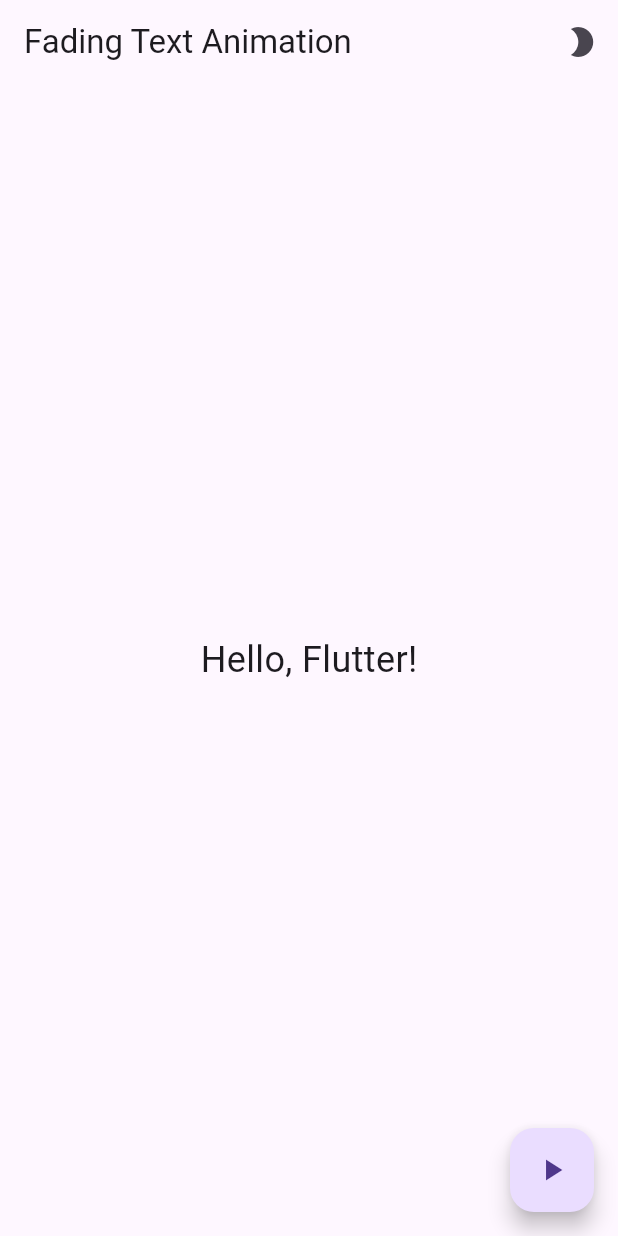
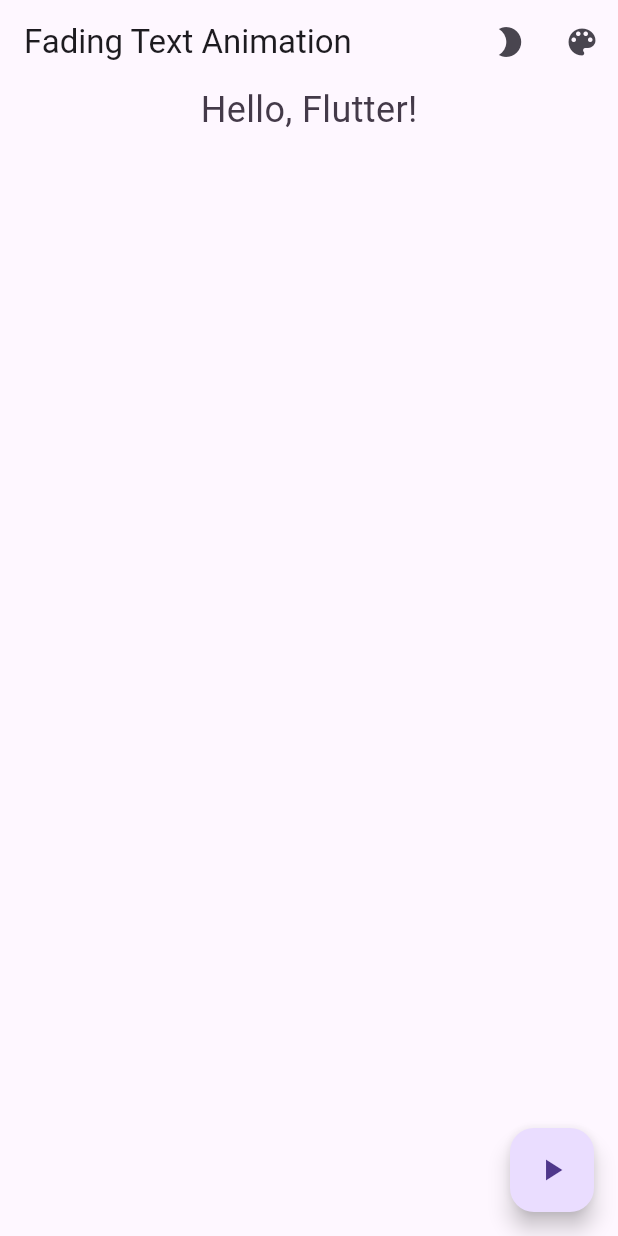
Before and after one commit to Nathan2055/csc4360-activity08-fading_text_animation, a Flutter app: the screen it shows after launch, on a phone screen of 412 x 824 dp. Run offline on Flutter 3.47's test engine with Material 3 defaults, Android fonts, the phone set to English and light mode, and no system bars; our stand-ins replace flutter_colorpicker.

Commit message:
Implement text color picker

```diff
--- a/lib/main.dart
+++ b/lib/main.dart
@@ -1,4 +1,5 @@
 import 'package:flutter/material.dart';
+import 'package:flutter_colorpicker/flutter_colorpicker.dart';
 
 void main() {
   runApp(MyApp());
@@ -17,11 +18,19 @@ class FadingTextAnimation extends StatefulWidget {
 }
 
 class _FadingTextAnimationState extends State<FadingTextAnimation> {
+  // Variables for light and dark mode toggle
   ThemeMode _themeMode = ThemeMode.light;
   bool darkMode = false;
 
+  // Variables and callback for color picker
+  Color pickerColor = Color(0xff443a49);
+  Color currentColor = Color(0xff443a49);
+  void changeColor(Color color) {
+    setState(() => pickerColor = color);
+  }
+
+  // Variables and callback for text visibility
   bool _isVisible = true;
-
   void toggleVisibility() {
     setState(() {
       _isVisible = !_isVisible;
@@ -56,13 +65,45 @@ class _FadingTextAnimationState extends State<FadingTextAnimation> {
                 });
               },
             ),
+            IconButton(
+              icon: const Icon(Icons.color_lens),
+              tooltip: 'Set a text color',
+              onPressed: () => showDialog<String>(
+                context: context,
+                builder: (BuildContext context) => AlertDialog(
+                  title: const Text('Pick a text color!'),
+                  content: SingleChildScrollView(
+                    child: ColorPicker(
+                      pickerColor: pickerColor,
+                      onColorChanged: changeColor,
+                    ),
+                  ),
+                  actions: <Widget>[
+                    ElevatedButton(
+                      child: const Text('Text color set!'),
+                      onPressed: () {
+                        setState(() => currentColor = pickerColor);
+                        Navigator.of(context).pop();
+                      },
+                    ),
+                  ],
+                ),
+              ),
+            ),
           ],
         ),
         body: Center(
-          child: AnimatedOpacity(
-            opacity: _isVisible ? 1.0 : 0.0,
-            duration: Duration(seconds: 1),
-            child: Text('Hello, Flutter!', style: TextStyle(fontSize: 24)),
+          child: Column(
+            children: [
+              AnimatedOpacity(
+                opacity: _isVisible ? 1.0 : 0.0,
+                duration: Duration(seconds: 1),
+                child: Text(
+                  'Hello, Flutter!',
+                  style: TextStyle(fontSize: 24, color: currentColor),
+                ),
+              ),
+            ],
           ),
         ),
         floatingActionButton: FloatingActionButton(
--- a/pubspec.yaml
+++ b/pubspec.yaml
@@ -35,6 +35,7 @@ dependencies:
   # Use with the CupertinoIcons class for iOS style icons.
   cupertino_icons: ^1.0.8
   collection: ^1.19.1
+  flutter_colorpicker: ^1.1.0
 
 dev_dependencies:
   flutter_test:
```
Also changed, not shown: pubspec.lock.
